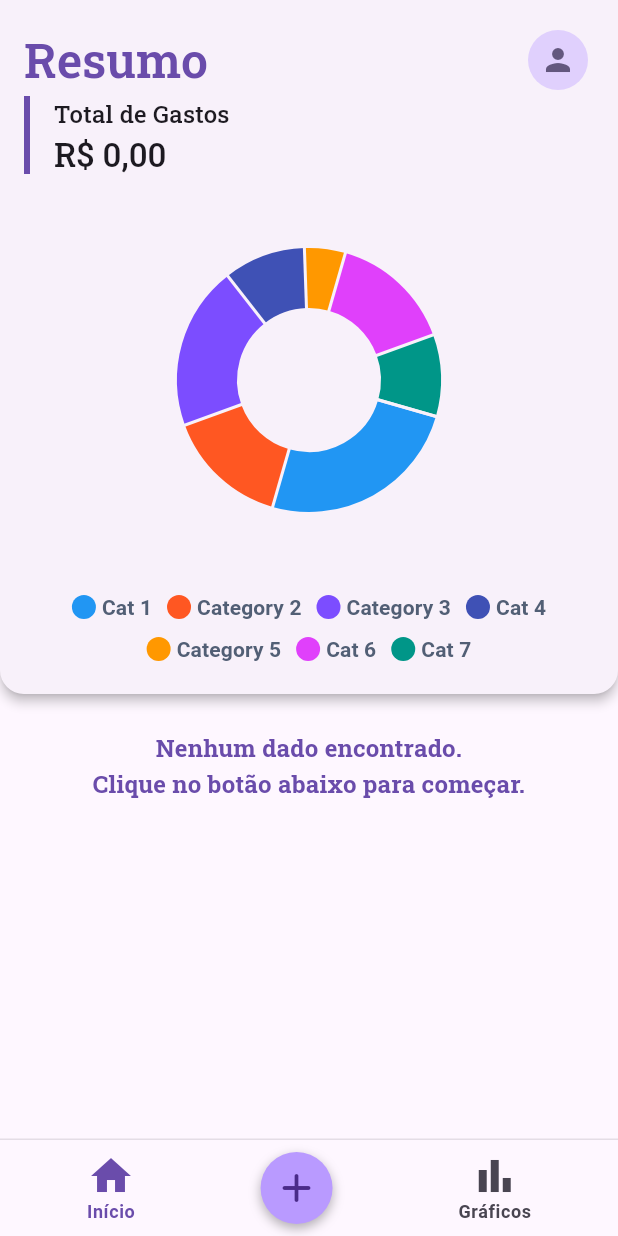
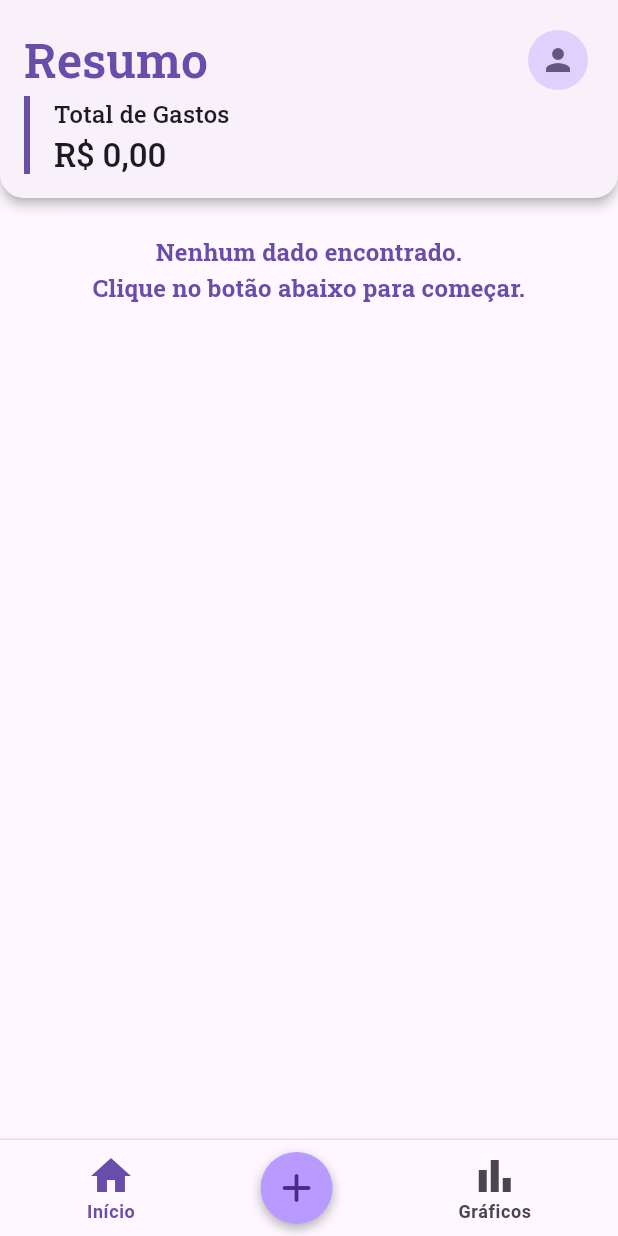
Before and after one commit to Adriaaann/tcc_app, a Flutter app: the screen it shows after launch, after a tap on "Entrar", on a phone screen of 412 x 824 dp. Run offline on Flutter 3.47's test engine with Material 3 defaults, Android fonts, the phone set to English and light mode, and no system bars; drawn by our look-alikes of fl_chart; our stand-ins replace currency_text_input_formatter, google_fonts, sqflite; accounts and stored records are empty.

Commit message:
feat: dynamic piechart

```diff
--- a/lib/views/data/categories_list.dart
+++ b/lib/views/data/categories_list.dart
@@ -6,35 +6,35 @@ final List<Category> categoriesList = [
     key: 'food',
     label: 'Alimentação',
     icon: Icons.fastfood_rounded,
-    backgroundColor: Colors.orange.shade100,
-    labelColor: Colors.orange.shade900,
+    backgroundColor: Colors.orange.shade200,
+    labelColor: Colors.orange.shade800,
   ),
   Category(
     key: 'transport',
     label: 'Transporte',
     icon: Icons.directions_car,
-    backgroundColor: Colors.blue.shade100,
-    labelColor: Colors.blue.shade900,
+    backgroundColor: Colors.blue.shade200,
+    labelColor: Colors.blue.shade800,
   ),
   Category(
     key: 'health',
     label: 'Saúde',
     icon: Icons.local_hospital,
-    backgroundColor: Colors.red.shade100,
-    labelColor: Colors.red.shade900,
+    backgroundColor: Colors.red.shade200,
+    labelColor: Colors.red.shade800,
   ),
   Category(
     key: 'education',
     label: 'Educação',
     icon: Icons.school,
-    backgroundColor: Colors.green.shade100,
-    labelColor: Colors.green.shade900,
+    backgroundColor: Colors.green.shade200,
+    labelColor: Colors.green.shade800,
   ),
   Category(
     key: 'others',
     label: 'Outros',
     icon: Icons.more_horiz_rounded,
-    backgroundColor: Colors.grey.shade300,
-    labelColor: Colors.grey.shade900,
+    backgroundColor: Colors.grey.shade400,
+    labelColor: Colors.grey.shade100,
   ),
 ];
--- a/lib/views/pages/home_page.dart
+++ b/lib/views/pages/home_page.dart
@@ -1,6 +1,5 @@
 import 'package:flutter/material.dart';
 import 'package:tcc_app/views/data/constants.dart';
-import 'package:tcc_app/views/pages/widget_tree.dart';
 import 'package:tcc_app/views/widgets/financial_widget.dart';
 import 'package:tcc_app/views/widgets/summary_card_widget.dart';
 
@@ -14,10 +13,7 @@ class HomePage extends StatelessWidget {
     child: SingleChildScrollView(
       child: Column(
         children: [
-          SummaryCardWidget(
-            durationOptions: durationOptions,
-            sectionData: sectionData,
-          ),
+          SummaryCardWidget(durationOptions: durationOptions),
           FinancialWidget(tabList: tabBarTitles, tabController: tabController),
         ],
       ),
--- a/lib/views/widgets/financial_form/category_field_widget.dart
+++ b/lib/views/widgets/financial_form/category_field_widget.dart
@@ -88,7 +88,7 @@ class _CategoryFieldWidgetState extends State<CategoryFieldWidget> {
           ),
           avatar: Icon(
             selectedCategory.icon,
-            color: context.colorScheme.outline,
+            color: selectedCategory.labelColor,
           ),
           label: Text(
             selectedCategory.label,
--- a/lib/views/widgets/piechart_widget.dart
+++ b/lib/views/widgets/piechart_widget.dart
@@ -14,6 +14,7 @@ class PiechartWidget extends StatefulWidget {
 
 class _PiechartWidgetState extends State<PiechartWidget> {
   int touchedIndex = -1;
+
   @override
   Widget build(BuildContext context) => SizedBox(
     width: double.infinity,
@@ -42,7 +43,7 @@ class _PiechartWidgetState extends State<PiechartWidget> {
                   },
                 ),
                 sections: pieChartSection(),
-                sectionsSpace: 2,
+                sectionsSpace: 1,
                 centerSpaceRadius: 48,
                 startDegreeOffset: 16,
               ),
@@ -83,7 +84,7 @@ class _PiechartWidgetState extends State<PiechartWidget> {
             fontWeight: FontWeight.w700,
             color: context.colorScheme.secondary,
           ),
-          titlePositionPercentageOffset: -1.1,
+          titlePositionPercentageOffset: -1.5,
           color: data['color'] as Color,
           radius: radius,
         );
--- a/lib/views/widgets/summary_card_widget.dart
+++ b/lib/views/widgets/summary_card_widget.dart
@@ -1,60 +1,66 @@
 import 'package:flutter/material.dart';
-import 'package:tcc_app/services/db_get.dart';
-import 'package:tcc_app/services/db_helper.dart';
-import 'package:tcc_app/utils/format_currency_method.dart';
+import 'package:tcc_app/models/financial_form_data_model.dart';
+import 'package:tcc_app/views/data/categories_list.dart';
+import 'package:tcc_app/views/data/notifiers.dart';
+import 'package:tcc_app/views/widgets/piechart_widget.dart';
 import 'package:tcc_app/utils/get_financial_sum_method.dart';
 import 'package:tcc_app/utils/theme_extensions.dart';
-import 'package:tcc_app/views/data/notifiers.dart';
-import 'package:tcc_app/views/widgets/piechart_widget.dart';
+import 'package:tcc_app/utils/format_currency_method.dart';
 
-class SummaryCardWidget extends StatefulWidget {
+class SummaryCardWidget extends StatelessWidget {
   final List<Map<String, String>> durationOptions;
-  final List<Map<String, Object>> sectionData;
 
-  const SummaryCardWidget({
-    super.key,
-    required this.durationOptions,
-    required this.sectionData,
-  });
+  const SummaryCardWidget({super.key, required this.durationOptions});
 
-  @override
-  State<SummaryCardWidget> createState() => _SummaryCardWidgetState();
+  List<Map<String, Object>> _calculateSectionData(
+    List<FinancialFormData> allItems,
+  ) {
+    final Map<String, double> categoryTotals = {};
+    double total = 0.0;
+
+    for (var item in allItems) {
+      categoryTotals[item.category] =
+          (categoryTotals[item.category] ?? 0.0) + item.value;
+      total += item.value;
     }
 
-class _SummaryCardWidgetState extends State<SummaryCardWidget> {
-  final ValueNotifier<double> totalValueNotifier = ValueNotifier(0.0);
+    if (total == 0) return [];
 
-  @override
-  void initState() {
-    super.initState();
-    _loadTotalValue();
+    final filteredCategories = categoriesList
+        .where((cat) => (categoryTotals[cat.key] ?? 0.0) > 0)
+        .toList();
 
-    financialDataNotifier.addListener(() {
-      _loadTotalValue();
+    return List.generate(filteredCategories.length, (index) {
+      final cat = filteredCategories[index];
+      final value = categoryTotals[cat.key]!;
+      final percentage = double.parse(
+        ((value / total) * 100).toStringAsFixed(2),
+      );
+      return {
+        'color': index == filteredCategories.length - 1
+            ? cat.backgroundColor
+            : cat.labelColor,
+        'label': cat.label,
+        'value': percentage,
+      };
     });
   }
 
-  Future<void> _loadTotalValue() async {
-    final db = DbHelper.instance;
-    final expenses = await db.getAll('expenses');
-    final subscriptions = await db.getAll('subscriptions');
-
-    totalValueNotifier.value = getFinancialSumMethod([
-      ...expenses,
-      ...subscriptions,
-    ]);
-  }
+  double _calculateTotal(List<FinancialFormData> allItems) =>
+      getFinancialSumMethod(allItems);
 
   @override
-  void dispose() {
-    totalValueNotifier.dispose();
-    super.dispose();
-  }
+  Widget build(
+    BuildContext context,
+  ) => ValueListenableBuilder<List<List<FinancialFormData>>>(
+    valueListenable: financialDataNotifier,
+    builder: (context, cardItems, _) {
+      // Junta despesas e assinaturas
+      final allItems = [...cardItems[0], ...cardItems[1]];
+      final totalValue = _calculateTotal(allItems);
+      final sectionData = _calculateSectionData(allItems);
 
-  @override
-  Widget build(BuildContext context) => ValueListenableBuilder<double>(
-    valueListenable: totalValueNotifier,
-    builder: (context, totalValue, _) => SizedBox(
+      return SizedBox(
         width: double.infinity,
         child: Card(
           elevation: 3,
@@ -73,20 +79,21 @@ class _SummaryCardWidgetState extends State<SummaryCardWidget> {
                 _SummaryHeader(
                   text: 'Resumo',
                   defaultValue: '30_days',
-                durationOptions: widget.durationOptions,
+                  durationOptions: durationOptions,
                 ),
                 _DisplayValue(
                   text: 'Total de Gastos',
-                value: totalValue,
+                  value: formatCurrency(totalValue),
                   blank: true,
                   negative: false,
                 ),
-              PiechartWidget(data: widget.sectionData),
+                if (sectionData.isNotEmpty) PiechartWidget(data: sectionData),
               ],
             ),
           ),
         ),
-    ),
+      );
+    },
   );
 }
 
@@ -115,7 +122,6 @@ class _SummaryHeader extends StatelessWidget {
             ),
           ),
           const SizedBox(width: 8),
-          // DropdownWidget(defaultValue: defaultValue, options: durationOptions),
         ],
       ),
       IconButton.filledTonal(onPressed: () {}, icon: const Icon(Icons.person)),
@@ -132,7 +138,7 @@ class _DisplayValue extends StatelessWidget {
   });
 
   final String text;
-  final double value;
+  final String value;
   final bool negative;
   final bool blank;
 
@@ -161,7 +167,7 @@ class _DisplayValue extends StatelessWidget {
               ),
             ),
             Text(
-              formatCurrency(value),
+              value,
               style: context.textTheme.titleLarge?.copyWith(
                 fontWeight: FontWeight.w500,
               ),
```
Lines whose indentation alone changed are shown as unchanged.
